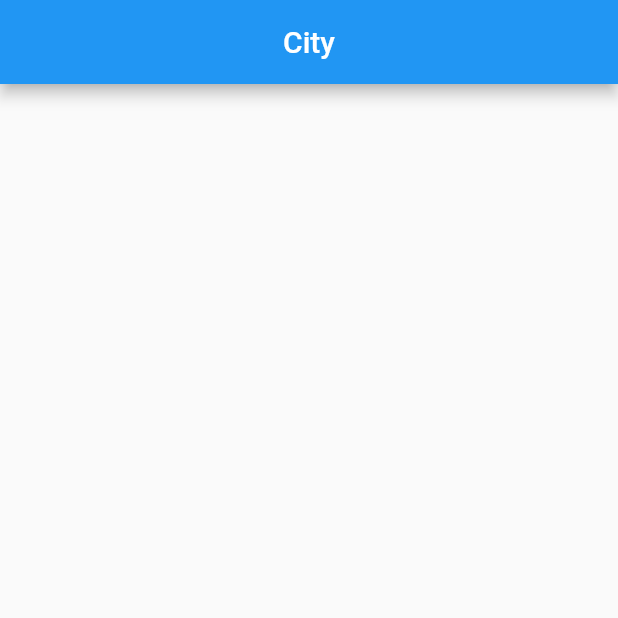
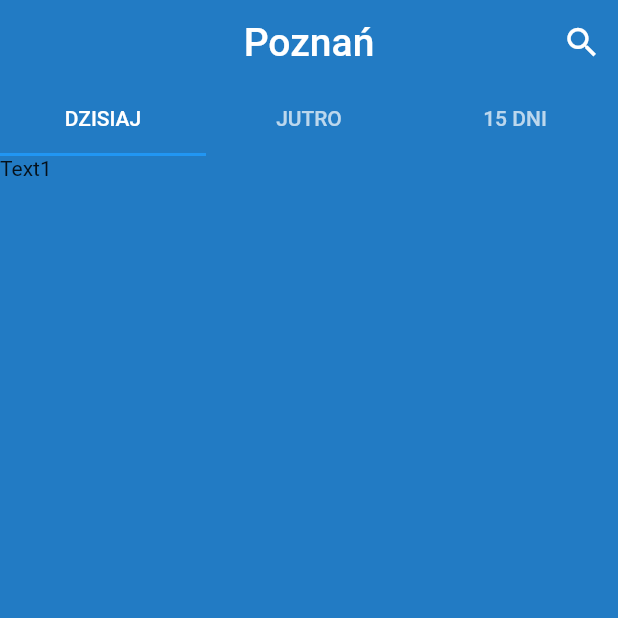
Before and after one commit to MarekRudzki/PogodAppka, a Flutter app: the screen it shows after launch, on a phone screen of 412 x 824 dp, the top half of it. Run offline on Flutter 3.47's test engine with Material 2 defaults, Android fonts, the phone set to English and light mode, and no system bars.

Commit message:
Design app appearance

```diff
--- a/lib/home_screen.dart
+++ /dev/null
@@ -1,17 +0,0 @@
-import 'package:flutter/material.dart';
-
-class HomeScreen extends StatelessWidget {
-  const HomeScreen({super.key});
-
-  @override
-  Widget build(BuildContext context) {
-    return SafeArea(
-      child: Scaffold(
-        appBar: AppBar(
-          centerTitle: true,
-          title: const Text('City'),
-        ),
-      ),
-    );
-  }
-}
--- a/lib/main.dart
+++ b/lib/main.dart
@@ -1,10 +1,11 @@
 import 'package:flutter/material.dart';
-import 'package:pogodappka/home_screen.dart';
+import 'package:pogodappka/screens/home_screen/home_screen.dart';
 
 void main() {
   runApp(
     const MaterialApp(
       title: 'Pogodappka',
+      debugShowCheckedModeBanner: false,
       home: HomeScreen(),
     ),
   );
--- /dev/null
+++ b/lib/screens/home_screen/home_screen.dart
@@ -0,0 +1,77 @@
+import 'package:flutter/material.dart';
+
+class HomeScreen extends StatefulWidget {
+  const HomeScreen({super.key});
+
+  @override
+  State<HomeScreen> createState() => _HomeScreenState();
+}
+
+class _HomeScreenState extends State<HomeScreen> with TickerProviderStateMixin {
+  late TabController _tabController;
+
+  @override
+  void initState() {
+    super.initState();
+    _tabController = TabController(
+      length: 3,
+      vsync: this,
+      initialIndex: 0,
+    );
+  }
+
+  @override
+  void dispose() {
+    _tabController.dispose();
+    super.dispose();
+  }
+
+  @override
+  Widget build(BuildContext context) {
+    return SafeArea(
+      child: Scaffold(
+        backgroundColor: const Color.fromARGB(255, 34, 123, 196),
+        appBar: AppBar(
+          centerTitle: true,
+          title: const Text(
+            'Poznań',
+            style: TextStyle(
+              fontSize: 26,
+              color: Colors.white,
+            ),
+          ),
+          backgroundColor: Colors.transparent,
+          elevation: 0,
+          actions: [
+            IconButton(
+              onPressed: () {
+                //TODO add drawer from right side
+              },
+              icon: const Icon(
+                Icons.search,
+                color: Colors.white,
+                size: 26,
+              ),
+            ),
+          ],
+          bottom: TabBar(
+            controller: _tabController,
+            tabs: const [
+              Tab(text: 'DZISIAJ'),
+              Tab(text: 'JUTRO'),
+              Tab(text: '15 DNI'),
+            ],
+          ),
+        ),
+        body: TabBarView(
+          controller: _tabController,
+          children: const [
+            Text('Text1'),
+            Text('Text2'),
+            Text('Text3'),
+          ],
+        ),
+      ),
+    );
+  }
+}
```
